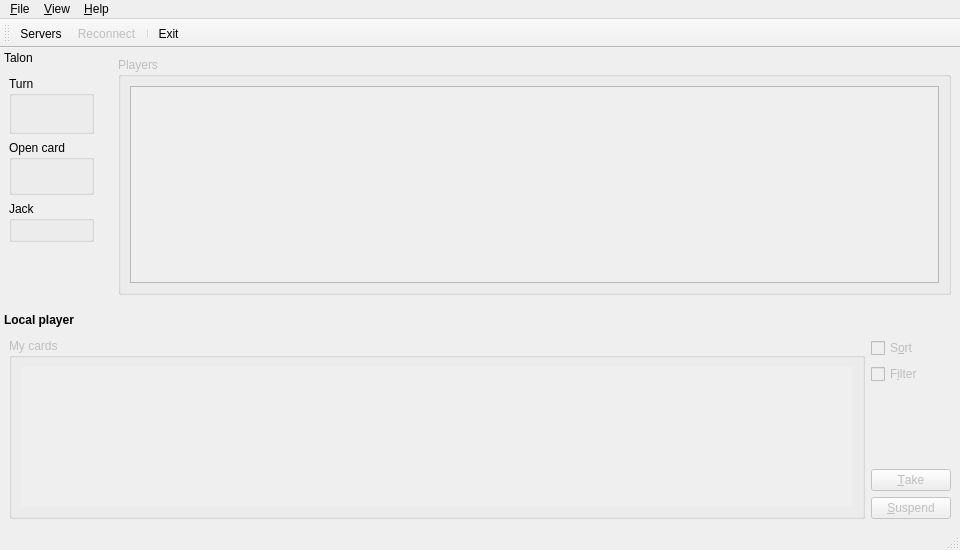
Above: src/mainwindow.ui from velnias75/NetMauMau-Qt-Client before the change. Below: the same form after it.
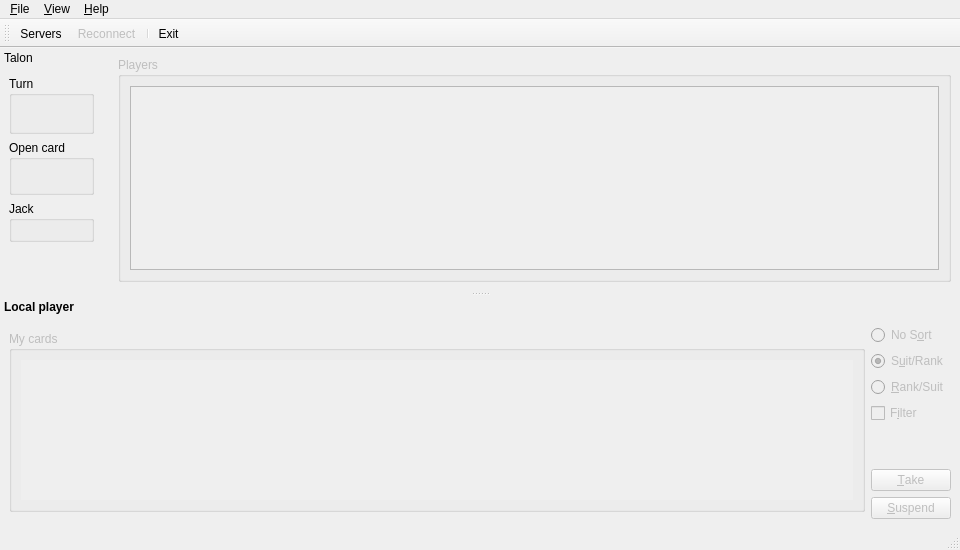
That is the form after the change. Icons and pictures are not drawn. Custom widgets are drawn as their Qt base class.

Commit message: * checking if server is too old * sorting options: none, suit/rank, rank/suit

```diff
--- a/src/mainwindow.ui
+++ b/src/mainwindow.ui
@@ -364,7 +364,7 @@
               <rect>
                <x>0</x>
                <y>0</y>
-               <width>849</width>
+               <width>846</width>
                <height>140</height>
               </rect>
              </property>
@@ -388,19 +388,54 @@
        <item>
         <layout class="QVBoxLayout" name="verticalLayout_6">
          <item>
-          <widget class="QCheckBox" name="sortCards">
+          <widget class="QRadioButton" name="noSort">
            <property name="font">
             <font>
              <weight>50</weight>
              <bold>false</bold>
             </font>
            </property>
-           <property name="toolTip">
-            <string>Sort my cards</string>
+           <property name="text">
+            <string>No S&amp;ort</string>
            </property>
+           <attribute name="buttonGroup">
+            <string notr="true">buttonGroup</string>
+           </attribute>
+          </widget>
+         </item>
+         <item>
+          <widget class="QRadioButton" name="sortSuitRank">
+           <property name="font">
+            <font>
+             <weight>50</weight>
+             <bold>false</bold>
+            </font>
+           </property>
            <property name="text">
-            <string>S&amp;ort</string>
+            <string>S&amp;uit/Rank</string>
            </property>
+           <property name="checked">
+            <bool>true</bool>
+           </property>
+           <attribute name="buttonGroup">
+            <string notr="true">buttonGroup</string>
+           </attribute>
+          </widget>
+         </item>
+         <item>
+          <widget class="QRadioButton" name="sortRankSuit">
+           <property name="font">
+            <font>
+             <weight>50</weight>
+             <bold>false</bold>
+            </font>
+           </property>
+           <property name="text">
+            <string>&amp;Rank/Suit</string>
+           </property>
+           <attribute name="buttonGroup">
+            <string notr="true">buttonGroup</string>
+           </attribute>
           </widget>
          </item>
          <item>
```
Left out of the diff: 7 changed lines with no effect on the pictures. The commit also changes 3 other files.
